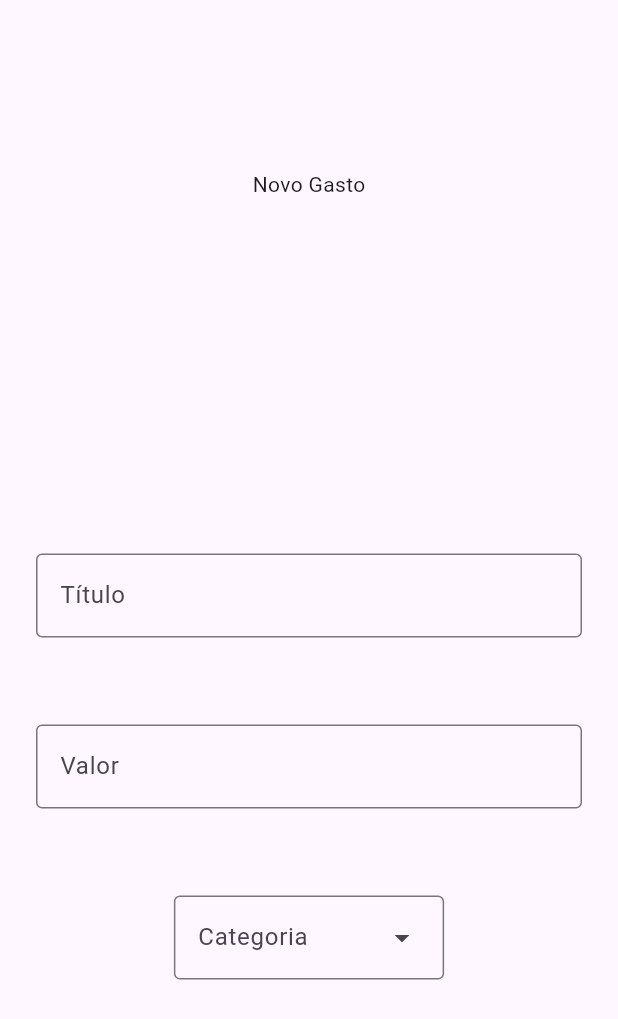
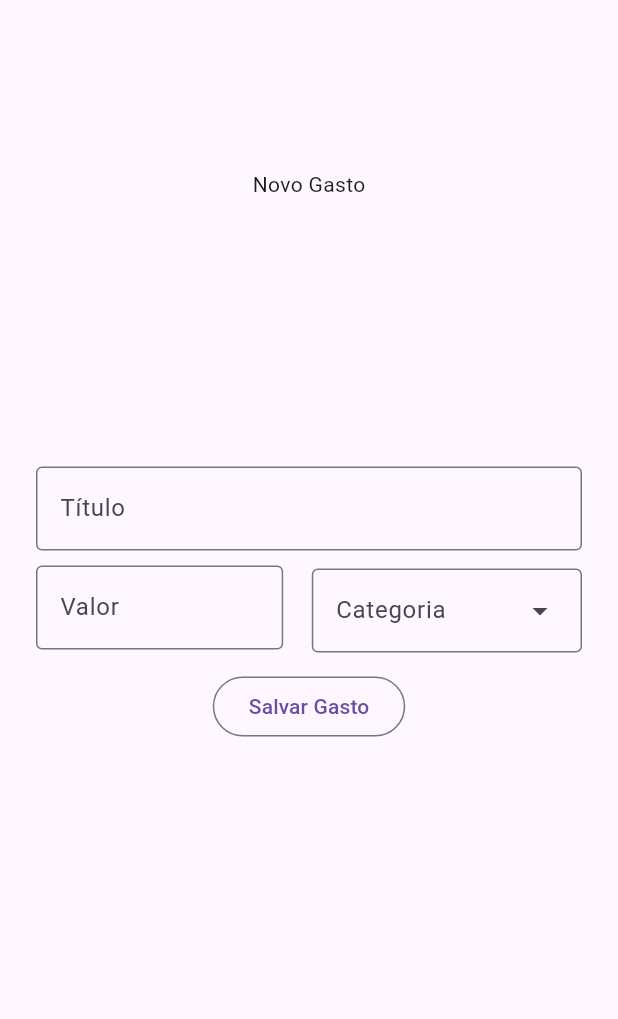
Before and after one commit to Gustaviusss/personal_expenses_app, a Flutter app: the ModalExpenseForm widget shown alone on an empty page, opened directly, on a phone screen of 412 x 824 dp. Shown: the top 1019 px of the screen. Run offline on Flutter 3.47's test engine with Material 2 defaults, Android fonts, the phone set to English and light mode, and no system bars.

Commit message:
updates on new expense screen

```diff
--- a/lib/widgets/modal_expense_form_widget.dart
+++ b/lib/widgets/modal_expense_form_widget.dart
@@ -9,34 +9,43 @@ class ModalExpenseForm extends StatefulWidget {
 }
 
 class _ModalExpenseFormState extends State<ModalExpenseForm> {
-  var _expenseTitle = '';
+  var _expenseTitleController = TextEditingController();
 
-  void _savedExpenseTitle(String inputValue) {
-    _expenseTitle = inputValue;
+  @override
+  void dispose() {
+    _expenseTitleController.dispose();
+    super.dispose();
   }
 
   @override
   Widget build(BuildContext context) {
     return Padding(
-      padding: EdgeInsets.all(24),
+      padding: const EdgeInsets.all(24),
       child:
           Column(mainAxisAlignment: MainAxisAlignment.spaceAround, children: [
         const Center(child: Text("Novo Gasto")),
         SizedBox(
           height: 400,
-          child: Column(
-              mainAxisAlignment: MainAxisAlignment.spaceEvenly,
-              children: [
+          child: Column(mainAxisAlignment: MainAxisAlignment.start, children: [
             TextField(
-                  onSubmitted: _savedExpenseTitle,
+              controller: _expenseTitleController,
               decoration: const InputDecoration(
                   label: Text('Título'), border: OutlineInputBorder()),
               keyboardType: TextInputType.text,
             ),
-                const TextField(
+            Padding(
+              padding: const EdgeInsets.symmetric(vertical: 10),
+              child: Row(
+                mainAxisAlignment: MainAxisAlignment.spaceBetween,
+                children: [
+                  SizedBox(
+                    height: 60,
+                    width: MediaQuery.of(context).size.width / 2.5,
+                    child: const TextField(
                       decoration: InputDecoration(
                           label: Text('Valor'), border: OutlineInputBorder()),
                       keyboardType: TextInputType.number,
+                    ),
                   ),
                   const DropdownMenu(
                       label: Text('Categoria'),
@@ -57,7 +66,14 @@ class _ModalExpenseFormState extends State<ModalExpenseForm> {
                           value: Category.viagem,
                           label: 'Viagem',
                         ),
-                    ])
+                      ]),
+                ],
+              ),
+            ),
+            OutlinedButton(
+              onPressed: () {},
+              child: Text('Salvar Gasto'),
+            )
           ]),
         )
       ]),
```
Lines whose indentation alone changed are shown as unchanged.
